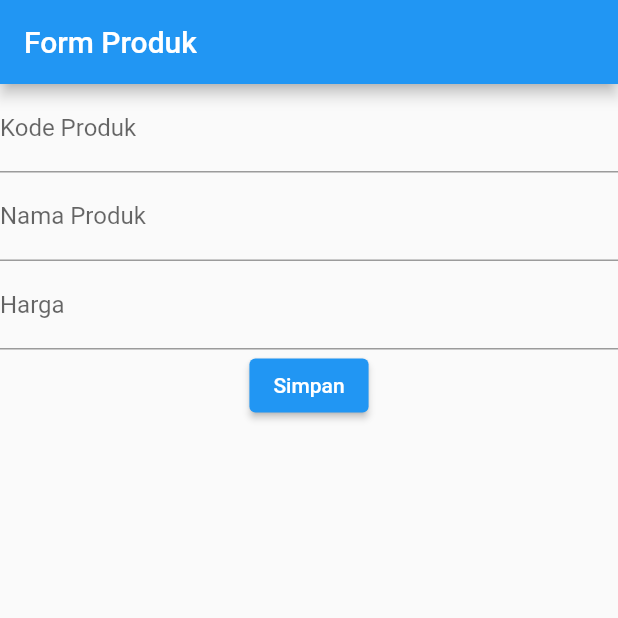
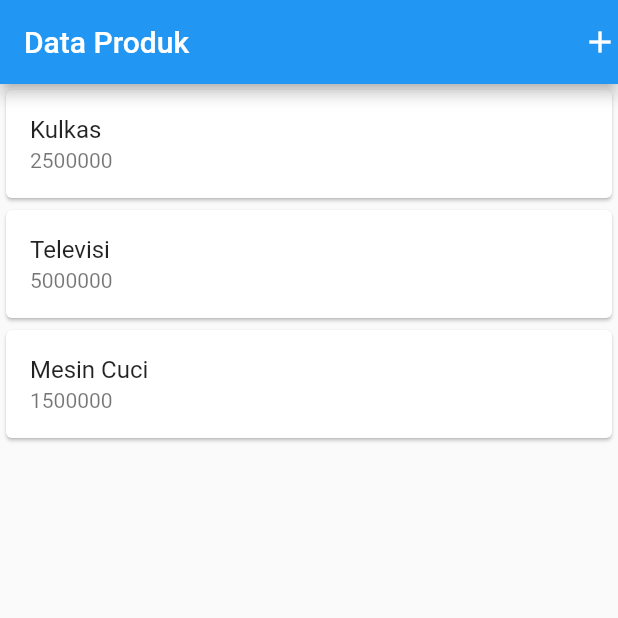
Before and after one commit to galihfaajar/firstflutter, a Flutter app: the screen it shows after launch, on a phone screen of 412 x 824 dp, the top half of it. Run offline on Flutter 3.47's test engine with Material 2 defaults, Android fonts, the phone set to English and light mode, and no system bars.

Commit message:
update code

```diff
--- a/lib/main.dart
+++ b/lib/main.dart
@@ -5,7 +5,9 @@ import 'package:flutter/material.dart';
 import 'package:galih1/column_widget.dart';
 import 'package:galih1/hello_world.dart';
 import 'package:galih1/row_widget.dart';
+import 'package:galih1/ui/produk_detail.dart';
 import 'package:galih1/ui/produk_form.dart';
+import 'package:galih1/ui/produk_page.dart';
 
 void main() {
   runApp(const MyApp());
@@ -18,7 +20,8 @@ class MyApp extends StatelessWidget {
   Widget build(BuildContext context) {
     return MaterialApp(
       title: "Aplikasi Flutter Pertama",
-      home: ProdukForm(),
+      home: ProdukPage(),
+      debugShowCheckedModeBanner: false,
     );
   }
 }
--- a/lib/ui/produk_page.dart
+++ b/lib/ui/produk_page.dart
@@ -0,0 +1,81 @@
+import 'package:flutter/material.dart';
+import 'package:galih1/ui/produk_detail.dart';
+import 'package:galih1/ui/produk_form.dart';
+
+class ProdukPage extends StatefulWidget {
+  const ProdukPage({super.key});
+
+  @override
+  State<ProdukPage> createState() => _ProdukPageState();
+}
+
+class _ProdukPageState extends State<ProdukPage> {
+  @override
+  Widget build(BuildContext context) {
+    return Scaffold(
+      appBar: AppBar(
+        title: const Text('Data Produk'),
+        actions: [
+          GestureDetector(
+            child: const Icon(Icons.add),
+            onTap: () async {
+              Navigator.push(context,
+                  MaterialPageRoute(builder: (context) => const ProdukForm()));
+            }
+          )
+        ],
+      ),
+      body: ListView(
+        children: const [
+          Card(
+            child: ListTile(
+              title: Text('Kulkas'),
+              subtitle: Text('2500000'),
+            ),
+          ),
+          Card(
+            child: ListTile(
+              title: Text('Televisi'),
+              subtitle: Text('5000000'),
+            ),
+          ),
+          Card(
+            child: ListTile(
+              title: Text('Mesin Cuci'),
+              subtitle: Text('1500000'),
+            ),
+          ),
+        ],
+      ),
+    );
+  }
+}
+
+class ItemProduk extends StatelessWidget {
+  final String? kodeProduk;
+  final String? namaProduk;
+  final int? harga;
+  const ItemProduk({Key? key, this.kodeProduk, this.namaProduk, this.harga})
+  : super(key: key);
+
+  @override
+  Widget build(BuildContext context) {
+    return GestureDetector(
+      child: Card(
+        child: ListTile(
+          title: Text(namaProduk.toString()),
+          subtitle: Text(harga.toString()),
+        ),
+      ),
+    onTap:(){
+        Navigator.push(context,
+          MaterialPageRoute(
+              builder: (context) => ProdukDetail(
+                kodeProduk: kodeProduk,
+                namaProduk: namaProduk,
+                harga: harga,
+              )));
+    }
+    );
+  }
+}
```
